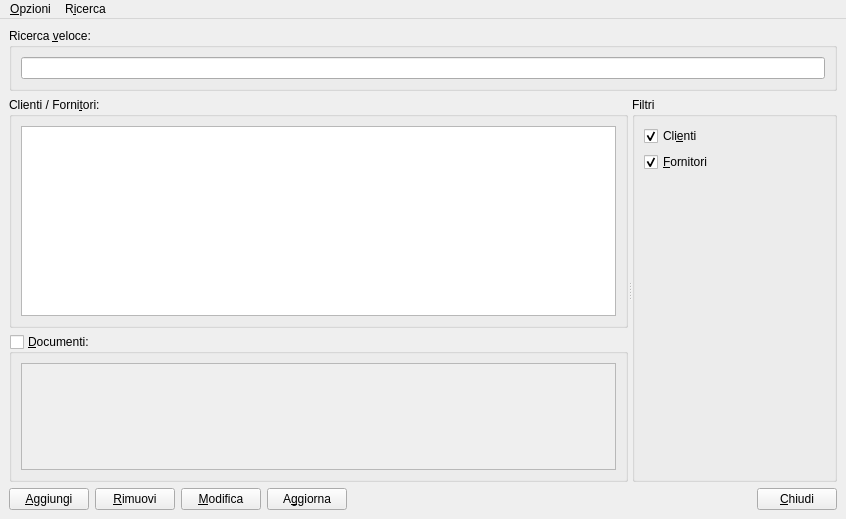
Old version of the form moduleAnagrafica/anagraficawindow.ui in the repository kvsd/Gestionale.
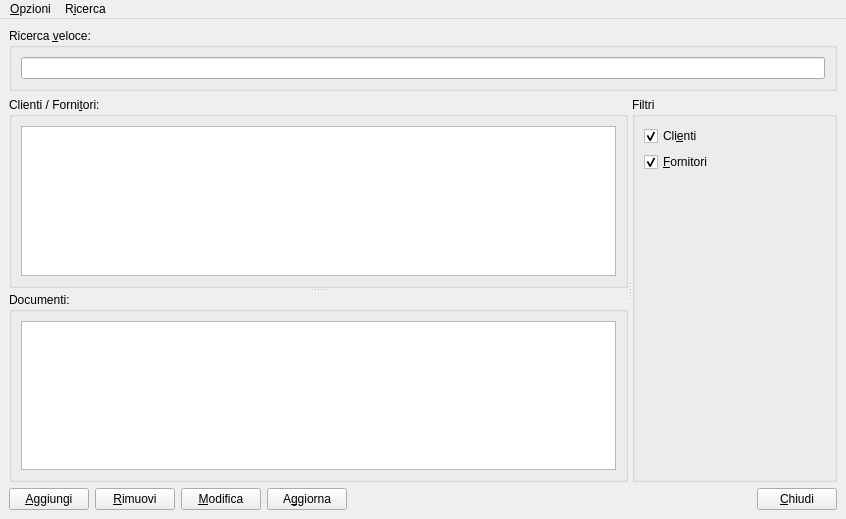
New version of the form.

Patch:
```diff
--- a/moduleAnagrafica/anagraficawindow.ui
+++ b/moduleAnagrafica/anagraficawindow.ui
@@ -14,7 +14,7 @@
    <string>Anagrafica Clienti Fornitori</string>
   </property>
   <widget class="QWidget" name="centralwidget">
-   <layout class="QVBoxLayout" name="verticalLayout_5" stretch="0,1,0">
+   <layout class="QVBoxLayout" name="verticalLayout_4" stretch="0,1,0">
     <item>
      <widget class="QGroupBox" name="groupBox">
       <property name="title">
@@ -32,9 +32,10 @@
       <property name="orientation">
        <enum>Qt::Horizontal</enum>
       </property>
-      <widget class="QWidget" name="layoutWidget">
-       <layout class="QVBoxLayout" name="verticalLayout_4">
-        <item>
+      <widget class="QSplitter" name="splitter_docs">
+       <property name="orientation">
+        <enum>Qt::Vertical</enum>
+       </property>
          <widget class="QGroupBox" name="groupBox_2">
           <property name="sizePolicy">
            <sizepolicy hsizetype="Preferred" vsizetype="Preferred">
@@ -70,8 +71,6 @@
            </item>
           </layout>
          </widget>
-        </item>
-        <item>
          <widget class="QGroupBox" name="groupBox_3">
           <property name="sizePolicy">
            <sizepolicy hsizetype="Preferred" vsizetype="Preferred">
@@ -82,14 +81,14 @@
           <property name="maximumSize">
            <size>
             <width>16777215</width>
-            <height>150</height>
+          <height>16777215</height>
            </size>
           </property>
           <property name="title">
-           <string>&amp;Documenti:</string>
+         <string>Documenti:</string>
           </property>
           <property name="checkable">
-           <bool>true</bool>
+         <bool>false</bool>
           </property>
           <property name="checked">
            <bool>false</bool>
@@ -106,15 +105,13 @@
              <property name="maximumSize">
               <size>
                <width>16777215</width>
-               <height>150</height>
+             <height>16777215</height>
               </size>
              </property>
             </widget>
            </item>
           </layout>
          </widget>
-        </item>
-       </layout>
       </widget>
       <widget class="QGroupBox" name="groupBox_4">
        <property name="title">
```
Lines whose indentation alone changed are shown as unchanged.
